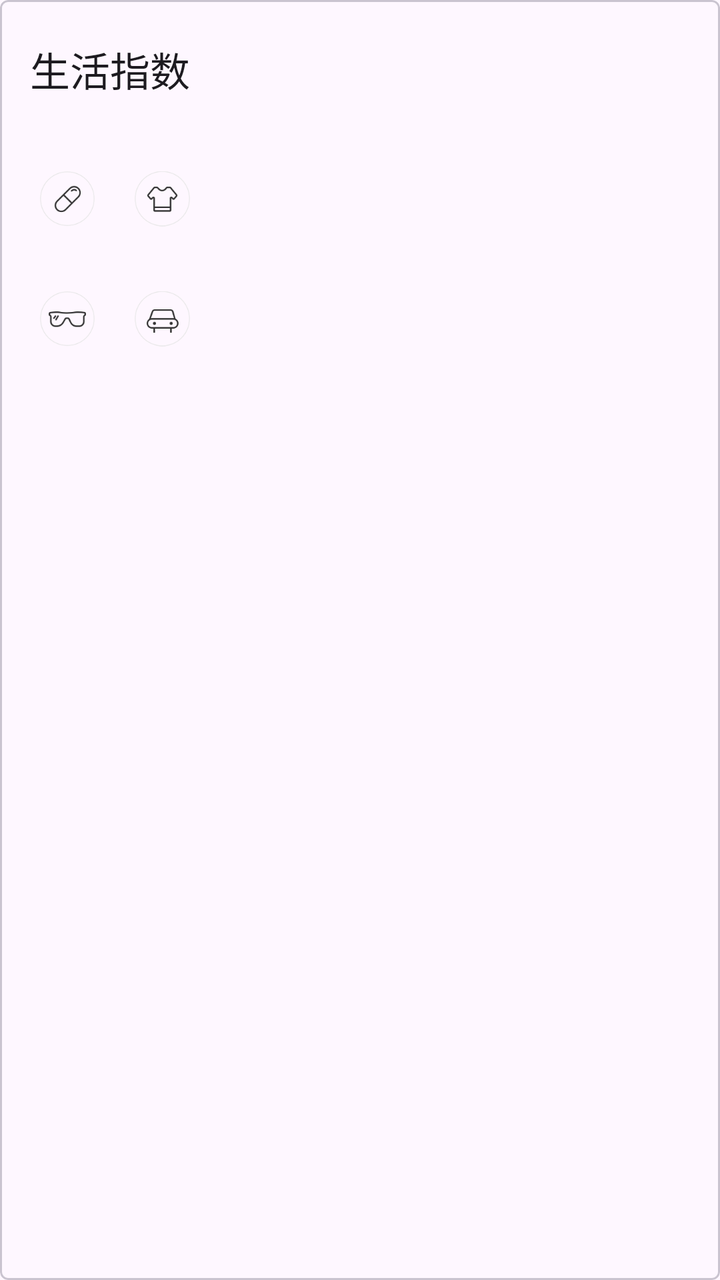
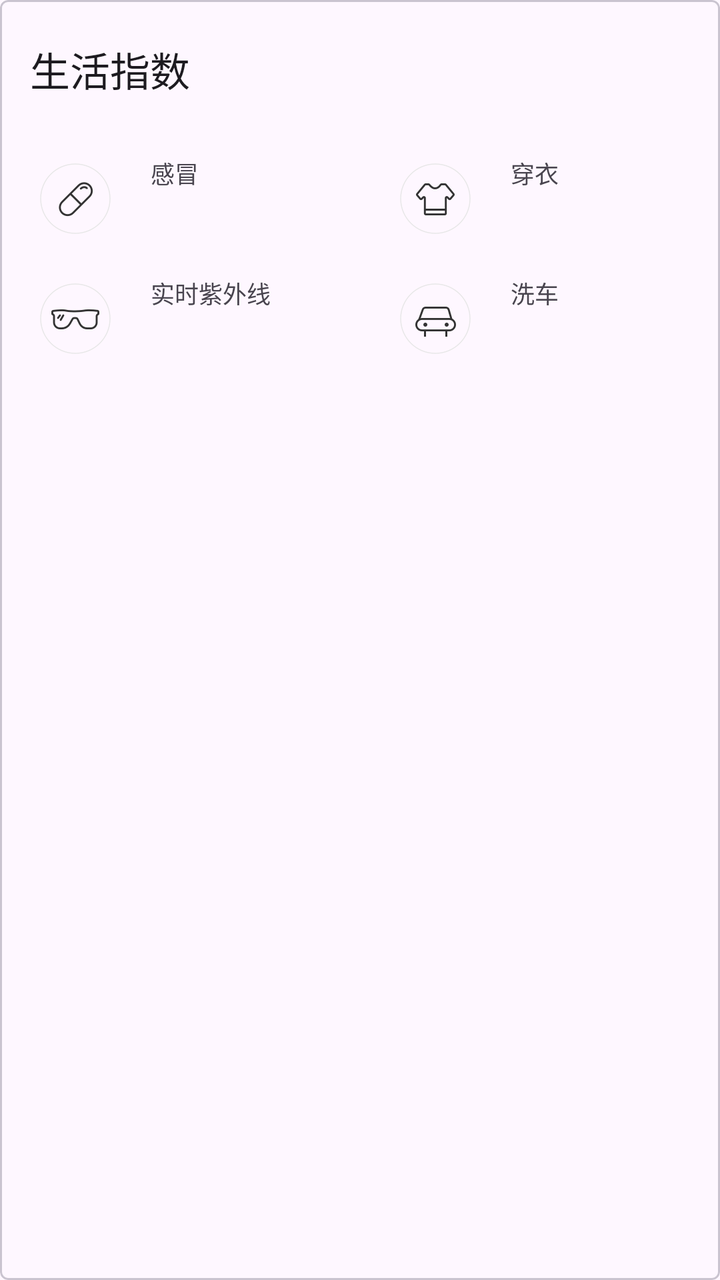

The first picture is an Android layout as it rendered before a commit; the second is the same layout after the commit. The layout source and the unified diff follow.
<!-- AndroidManifest.xml: application theme Theme.SunnyWeather -->
<!-- res/layout/life_index.xml -->
<?xml version="1.0" encoding="utf-8"?>
<com.google.android.material.card.MaterialCardView xmlns:android="http://schemas.android.com/apk/res/android"
    xmlns:app="http://schemas.android.com/apk/res-auto"
    android:layout_width="match_parent"
    android:layout_height="wrap_content"
    android:layout_margin="15dp"
    app:cardCornerRadius="4dp"
    >

    <LinearLayout
        android:orientation="vertical"
        android:layout_width="wrap_content"
        android:layout_height="wrap_content">

        <TextView
            android:layout_width="wrap_content"
            android:layout_height="wrap_content"
            android:layout_marginStart="15dp"
            android:layout_marginTop="20dp"
            android:text="生活指数"
            android:textColor="?android:attr/textColorPrimary"
            android:textSize="20dp"/>

    <LinearLayout
        android:layout_width="match_parent"
        android:layout_height="wrap_content"
        android:layout_marginTop="20dp">
        <RelativeLayout
            android:layout_weight="1"
            android:layout_width="0dp"
            android:layout_height="60dp">
            <ImageView
                android:id="@+id/coldRiskImg"
                android:layout_width="wrap_content"
                android:layout_height="wrap_content"
                android:layout_centerVertical="true"
                android:layout_marginStart="20dp"
                android:src="@drawable/ic_coldrisk"/>

            <LinearLayout
                android:layout_width="wrap_content"
                android:layout_height="wrap_content"
                android:layout_centerVertical="true"
                android:layout_toEndOf="@id/coldRiskImg"
                android:layout_marginStart="20dp"
                android:orientation="vertical">
                <TextView
                    android:layout_width="wrap_content"
                    android:layout_height="wrap_content"
                    android:textSize="12sp"
                    android:text="感冒"/>

                <TextView
                    android:id="@+id/coldRiskText"
                    android:layout_width="wrap_content"
                    android:layout_height="wrap_content"
                    android:layout_marginTop="4dp"
                    android:textSize="16sp"
                    android:textColor="?android:attr/textColorPrimary"/>

            </LinearLayout>

        </RelativeLayout>

        <RelativeLayout
            android:layout_width="0dp"
            android:layout_height="60dp"
            android:layout_weight="1">
            <ImageView
                android:id="@+id/dressingImg"
                android:layout_width="wrap_content"
                android:layout_height="wrap_content"
                android:layout_centerVertical="true"
                android:layout_marginStart="20dp"
                android:src="@drawable/ic_dressing"/>
            <LinearLayout
                android:layout_width="wrap_content"
                android:layout_height="wrap_content"
                android:layout_centerVertical="true"
                android:layout_toEndOf="@id/dressingImg"
                android:layout_marginStart="20dp"
                android:orientation="vertical">

                <TextView
                    android:layout_width="wrap_content"
                    android:layout_height="wrap_content"
                    android:textSize="12sp"
                    android:text="穿衣"/>
<TextView
    android:id="@+id/dressingText"
    android:layout_width="wrap_content"
    android:layout_height="wrap_content"
    android:layout_marginTop="4dp"
    android:textSize="16sp"
    android:textColor="?android:attr/textColorPrimary"/>

            </LinearLayout>
        </RelativeLayout>

   </LinearLayout>


        <LinearLayout
            android:layout_width="match_parent"
            android:layout_height="wrap_content"
            android:layout_marginBottom="20dp">

            <RelativeLayout
                android:layout_width="0dp"
                android:layout_height="60dp"
                android:layout_weight="1">

                <ImageView
                    android:id="@+id/ultravioletImg"
                    android:layout_width="wrap_content"
                    android:layout_height="wrap_content"
                    android:layout_centerVertical="true"
                    android:layout_marginStart="20dp"
                    android:src="@drawable/ic_ultraviolet" />

                <LinearLayout
                    android:layout_width="wrap_content"
                    android:layout_height="wrap_content"
                    android:layout_centerInParent="true"
                    android:layout_toEndOf="@id/ultravioletImg"
                    android:layout_marginStart="20dp"
                    android:orientation="vertical">

                    <TextView
                        android:layout_width="wrap_content"
                        android:layout_height="wrap_content"
                        android:textSize="12sp"
                        android:text="实时紫外线" />

                    <TextView
                        android:id="@+id/ultravioletText"
                        android:layout_width="wrap_content"
                        android:layout_height="wrap_content"
                        android:layout_marginTop="4dp"
                        android:textSize="16sp"
                        android:textColor="?android:attr/textColorPrimary" />
                </LinearLayout>

            </RelativeLayout>

            <RelativeLayout
                android:layout_width="0dp"
                android:layout_height="60dp"
                android:layout_weight="1">

                <ImageView
                    android:id="@+id/carWashingImg"
                    android:layout_width="wrap_content"
                    android:layout_height="wrap_content"
                    android:layout_centerVertical="true"
                    android:layout_marginStart="20dp"
                    android:src="@drawable/ic_carwashing" />

                <LinearLayout
                    android:layout_width="wrap_content"
                    android:layout_height="wrap_content"
                    android:layout_centerInParent="true"
                    android:layout_toEndOf="@id/carWashingImg"
                    android:layout_marginStart="20dp"
                    android:orientation="vertical">

                    <TextView
                        android:layout_width="wrap_content"
                        android:layout_height="wrap_content"
                        android:textSize="12sp"
                        android:text="洗车" />

                    <TextView
                        android:id="@+id/carWashingText"
                        android:layout_width="wrap_content"
                        android:layout_height="wrap_content"
                        android:layout_marginTop="4dp"
                        android:textSize="16sp"
                        android:textColor="?android:attr/textColorPrimary" />
                </LinearLayout>

            </RelativeLayout>

        </LinearLayout>

    </LinearLayout>

</com.google.android.material.card.MaterialCardView>
<!-- resources referenced by this layout -->
<resources>
  <!-- drawable ic_carwashing: png bitmap (drawable-xxhdpi, 1424 bytes) -->
  <!-- drawable ic_coldrisk: png bitmap (drawable-xxhdpi, 1614 bytes) -->
  <!-- drawable ic_dressing: png bitmap (drawable-xxhdpi, 1583 bytes) -->
  <!-- drawable ic_ultraviolet: png bitmap (drawable-xxhdpi, 1759 bytes) -->
  <style name="Theme.SunnyWeather" parent="Base.Theme.SunnyWeather" />
  <style name="Base.Theme.SunnyWeather" parent="Theme.Material3.Light.NoActionBar">
          
          
      </style>
</resources>

<!-- the commit's change to res/layout/life_index.xml (unified diff, before → after) -->
@@ -1,15 +1,15 @@
 <?xml version="1.0" encoding="utf-8"?>
-<com.google.android.material.card.MaterialCardView xmlns:android="http://schemas.android.com/apk/res/android"
+<com.google.android.material.card.MaterialCardView
+    xmlns:android="http://schemas.android.com/apk/res/android"
     xmlns:app="http://schemas.android.com/apk/res-auto"
     android:layout_width="match_parent"
     android:layout_height="wrap_content"
     android:layout_margin="15dp"
-    app:cardCornerRadius="4dp"
-    >
+    app:cardCornerRadius="4dp">
 
     <LinearLayout
         android:orientation="vertical"
-        android:layout_width="wrap_content"
+        android:layout_width="match_parent"
         android:layout_height="wrap_content">
 
         <TextView
@@ -19,86 +19,90 @@
             android:layout_marginTop="20dp"
             android:text="生活指数"
             android:textColor="?android:attr/textColorPrimary"
-            android:textSize="20dp"/>
+            android:textSize="20sp"/>
 
-    <LinearLayout
-        android:layout_width="match_parent"
-        android:layout_height="wrap_content"
-        android:layout_marginTop="20dp">
-        <RelativeLayout
-            android:layout_weight="1"
-            android:layout_width="0dp"
-            android:layout_height="60dp">
-            <ImageView
-                android:id="@+id/coldRiskImg"
-                android:layout_width="wrap_content"
-                android:layout_height="wrap_content"
-                android:layout_centerVertical="true"
-                android:layout_marginStart="20dp"
-                android:src="@drawable/ic_coldrisk"/>
+        <LinearLayout
+            android:layout_width="match_parent"
+            android:layout_height="wrap_content"
+            android:layout_marginTop="20dp">
 
-            <LinearLayout
-                android:layout_width="wrap_content"
-                android:layout_height="wrap_content"
-                android:layout_centerVertical="true"
-                android:layout_toEndOf="@id/coldRiskImg"
-                android:layout_marginStart="20dp"
-                android:orientation="vertical">
-                <TextView
+            <RelativeLayout
+                android:layout_width="0dp"
+                android:layout_height="60dp"
+                android:layout_weight="1">
+
+                <ImageView
+                    android:id="@+id/coldRiskImg"
                     android:layout_width="wrap_content"
                     android:layout_height="wrap_content"
-                    android:textSize="12sp"
-                    android:text="感冒"/>
+                    android:layout_centerVertical="true"
+                    android:layout_marginStart="20dp"
+                    android:src="@drawable/ic_coldrisk" />
 
-                <TextView
-                    android:id="@+id/coldRiskText"
+                <LinearLayout
                     android:layout_width="wrap_content"
                     android:layout_height="wrap_content"
-                    android:layout_marginTop="4dp"
-                    android:textSize="16sp"
-                    android:textColor="?android:attr/textColorPrimary"/>
+                    android:layout_centerVertical="true"
+                    android:layout_toEndOf="@id/coldRiskImg"
+                    android:layout_marginStart="20dp"
+                    android:orientation="vertical">
 
-            </LinearLayout>
+                    <TextView
+                        android:layout_width="wrap_content"
+                        android:layout_height="wrap_content"
+                        android:textSize="12sp"
+                        android:text="感冒" />
 
-        </RelativeLayout>
+                    <TextView
+                        android:id="@+id/coldRiskText"
+                        android:layout_width="wrap_content"
+                        android:layout_height="wrap_content"
+                        android:layout_marginTop="4dp"
+                        android:textSize="16sp"
+                        android:textColor="?android:attr/textColorPrimary" />
+                </LinearLayout>
 
-        <RelativeLayout
-            android:layout_width="0dp"
-            android:layout_height="60dp"
-            android:layout_weight="1">
-            <ImageView
-                android:id="@+id/dressingImg"
-                android:layout_width="wrap_content"
-                android:layout_height="wrap_content"
-                android:layout_centerVertical="true"
-                android:layout_marginStart="20dp"
-                android:src="@drawable/ic_dressing"/>
-            <LinearLayout
-                android:layout_width="wrap_content"
-                android:layout_height="wrap_content"
-                android:layout_centerVertical="true"
-                android:layout_toEndOf="@id/dressingImg"
-                android:layout_marginStart="20dp"
-                android:orientation="vertical">
+            </RelativeLayout>
 
-                <TextView
+            <RelativeLayout
+                android:layout_width="0dp"
+                android:layout_height="60dp"
+                android:layout_weight="1">
+
+                <ImageView
+                    android:id="@+id/dressingImg"
                     android:layout_width="wrap_content"
                     android:layout_height="wrap_content"
-                    android:textSize="12sp"
-                    android:text="穿衣"/>
-<TextView
-    android:id="@+id/dressingText"
-    android:layout_width="wrap_content"
-    android:layout_height="wrap_content"
-    android:layout_marginTop="4dp"
-    android:textSize="16sp"
-    android:textColor="?android:attr/textColorPrimary"/>
+                    android:layout_centerVertical="true"
+                    android:layout_marginStart="20dp"
+                    android:src="@drawable/ic_dressing" />
 
-            </LinearLayout>
-        </RelativeLayout>
+                <LinearLayout
+                    android:layout_width="wrap_content"
+                    android:layout_height="wrap_content"
+                    android:layout_centerVertical="true"
+                    android:layout_toEndOf="@id/dressingImg"
+                    android:layout_marginStart="20dp"
+                    android:orientation="vertical">
 
-   </LinearLayout>
+                    <TextView
+                        android:layout_width="wrap_content"
+                        android:layout_height="wrap_content"
+                        android:textSize="12sp"
+                        android:text="穿衣" />
 
+                    <TextView
+                        android:id="@+id/dressingText"
+                        android:layout_width="wrap_content"
+                        android:layout_height="wrap_content"
+                        android:layout_marginTop="4dp"
+                        android:textSize="16sp"
+                        android:textColor="?android:attr/textColorPrimary" />
+                </LinearLayout>
+
+            </RelativeLayout>
+
+        </LinearLayout>
 
         <LinearLayout
             android:layout_width="match_parent"
